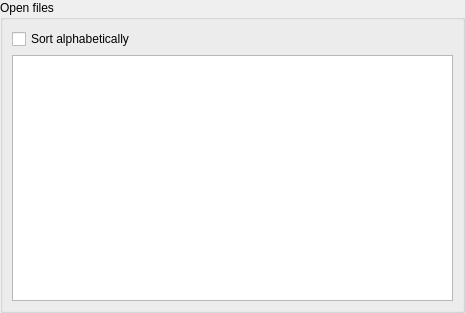
Old version of the form forms/popup_open_files.ui in the repository pyQode/pyqode.core.
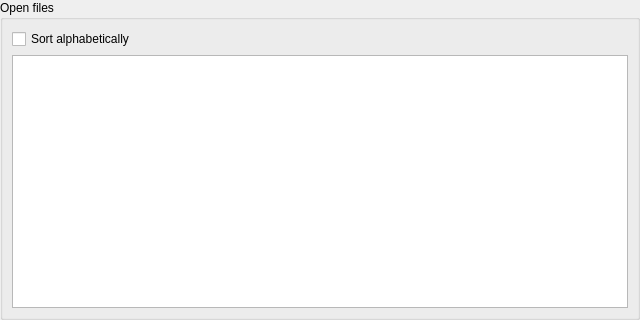
New version of the form.

Commit message:
Tabidget: improve popup
Use a QTableWidget: column 1 for the file name and column 2 is the path

The edit to the form file:
```diff
--- a/forms/popup_open_files.ui
+++ b/forms/popup_open_files.ui
@@ -6,8 +6,8 @@
    <rect>
     <x>0</x>
     <y>0</y>
-    <width>465</width>
-    <height>313</height>
+    <width>640</width>
+    <height>320</height>
    </rect>
   </property>
   <property name="windowTitle">
@@ -35,13 +35,6 @@
       <string>Open files</string>
      </property>
      <layout class="QGridLayout" name="gridLayout_2">
-      <item row="1" column="0">
-       <widget class="QListWidget" name="listWidget">
-        <property name="isWrapping" stdset="0">
-         <bool>false</bool>
-        </property>
-       </widget>
-      </item>
       <item row="0" column="0">
        <widget class="QCheckBox" name="checkBox">
         <property name="text">
@@ -49,6 +42,53 @@
         </property>
        </widget>
       </item>
+      <item row="1" column="0">
+       <widget class="QTableWidget" name="tableWidget">
+        <property name="showDropIndicator" stdset="0">
+         <bool>false</bool>
+        </property>
+        <property name="dragDropOverwriteMode">
+         <bool>false</bool>
+        </property>
+        <property name="selectionMode">
+         <enum>QAbstractItemView::SingleSelection</enum>
+        </property>
+        <property name="selectionBehavior">
+         <enum>QAbstractItemView::SelectRows</enum>
+        </property>
+        <property name="showGrid">
+         <bool>false</bool>
+        </property>
+        <property name="cornerButtonEnabled">
+         <bool>false</bool>
+        </property>
+        <property name="columnCount">
+         <number>2</number>
+        </property>
+        <attribute name="horizontalHeaderVisible">
+         <bool>false</bool>
+        </attribute>
+        <attribute name="horizontalHeaderDefaultSectionSize">
+         <number>250</number>
+        </attribute>
+        <attribute name="horizontalHeaderStretchLastSection">
+         <bool>false</bool>
+        </attribute>
+        <attribute name="verticalHeaderVisible">
+         <bool>false</bool>
+        </attribute>
+        <column>
+         <property name="text">
+          <string>Filename</string>
+         </property>
+        </column>
+        <column>
+         <property name="text">
+          <string>Path</string>
+         </property>
+        </column>
+       </widget>
+      </item>
      </layout>
     </widget>
    </item>
```
The commit also changes 3 other files.
